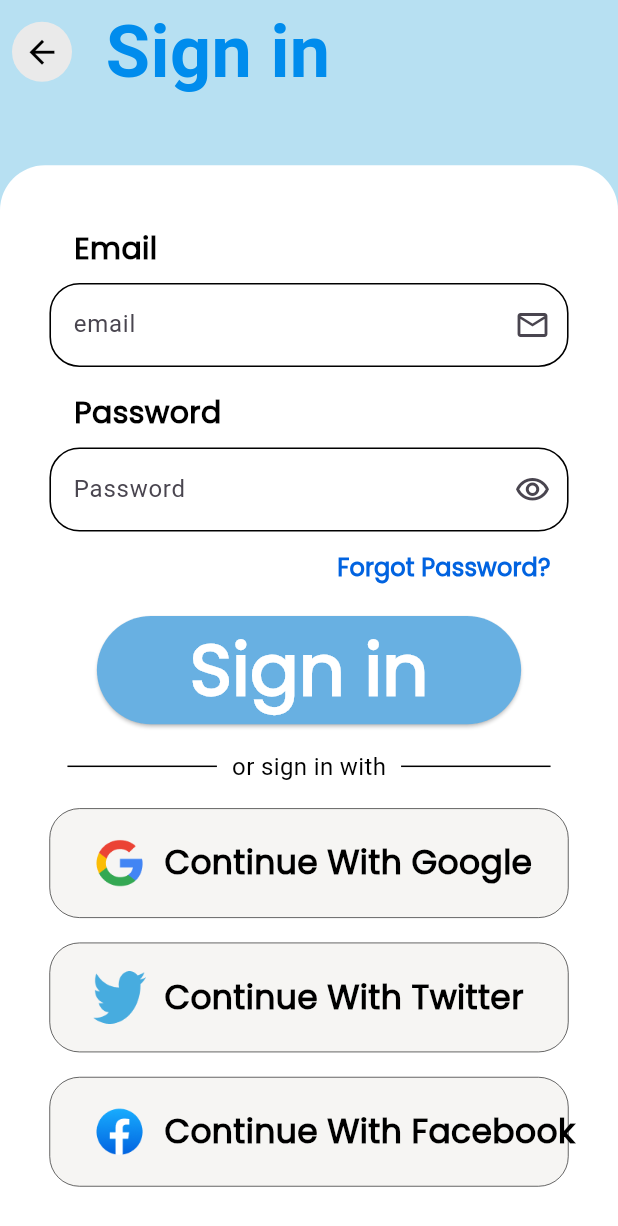
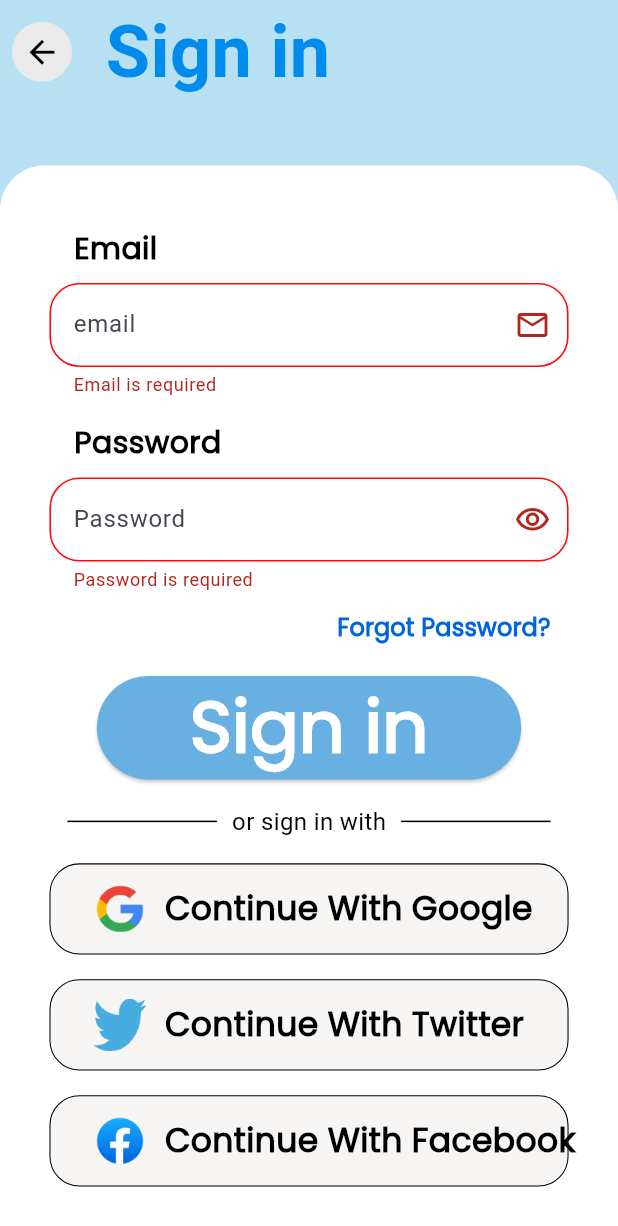
Before and after one commit to hesham81/travel-go, a Flutter app: the SignIn screen opened by its route, after a tap on "Sign in", on a phone screen of 412 x 824 dp. Shown: the top 1226 px of the screen. Run offline on Flutter 3.47's test engine with Material 3 defaults, Android fonts, the light colour scheme and no system bars.

Commit message:
creating validations by using validator.dart

```diff
--- /dev/null
+++ b/lib/core/validations/validations.dart
@@ -0,0 +1,36 @@
+abstract class Validations {
+  static String? validateEmail(String? value) {
+    if (value == null || value.isEmpty) {
+      return 'Email is required';
+    }
+    final emailRegex = RegExp(r'^[\w-]+(\.[\w-]+)*@([\w-]+\.)+[a-zA-Z]{2,7}$');
+    if (!emailRegex.hasMatch(value)) {
+      return 'Invalid email format';
+    }
+    return null;
+  }
+
+  static String? validatePassword(String? value) {
+    if (value == null || value.isEmpty) {
+      return 'Password is required';
+    }
+    if (value.length < 6) {
+      return 'Password must be at least 6 characters';
+    }
+    return null;
+  }
+
+  static String? validateName(String? value) {
+    if (value == null || value.isEmpty) {
+      return 'Name is required';
+    }
+    return null;
+  }
+
+  static String? validatePhone(String? value) {
+    if (value == null || value.isEmpty) {
+      return 'Phone is required';
+    }
+    return null;
+  }
+}
--- a/lib/core/widget/custom_text_form_field.dart
+++ b/lib/core/widget/custom_text_form_field.dart
@@ -1,11 +1,15 @@
 import 'package:flutter/material.dart';
 import '/core/theme/app_colors.dart';
+
+typedef Validator = String? Function(String? value);
 
 class CustomTextFormField extends StatefulWidget {
   final String hintText;
   final IconData? prefixIcon;
   final IconData? suffixIcon;
   final bool? isPassword;
+  final Validator? validation;
+  final TextEditingController? controller;
 
   const CustomTextFormField({
     super.key,
@@ -13,6 +17,8 @@ class CustomTextFormField extends StatefulWidget {
     this.prefixIcon,
     this.suffixIcon,
     this.isPassword,
+    this.validation,
+    this.controller,
   });
 
   @override
@@ -25,6 +31,8 @@ class _CustomTextFormFieldState extends State<CustomTextFormField> {
   @override
   Widget build(BuildContext context) {
     return TextFormField(
+      controller: widget.controller,
+      validator: widget.validation,
       obscureText: visible,
       obscuringCharacter: "*",
       decoration: InputDecoration(
--- a/lib/core/widget/social_media_login.dart
+++ b/lib/core/widget/social_media_login.dart
@@ -19,7 +19,7 @@ class SocialMediaLogin extends StatelessWidget {
       decoration: BoxDecoration(
         border: Border.all(
           color: AppColors.blackColor,
-          width: 0.4,
+          width: 0.7,
         ),
         color: AppColors.alabasterWhiteColor,
         borderRadius: BorderRadius.circular(20),
--- a/lib/main.dart
+++ b/lib/main.dart
@@ -22,7 +22,7 @@ class MyApp extends StatelessWidget {
       theme: AppTheme.lightTheme,
       routes: {
         FirstScreen.routeName: (context) => const FirstScreen(),
-        SignIn.routeName: (context) => const SignIn(),
+        SignIn.routeName: (context) =>  SignIn(),
       },
     );
   }
--- a/lib/modules/sign_in/pages/sign_in.dart
+++ b/lib/modules/sign_in/pages/sign_in.dart
@@ -1,4 +1,5 @@
 import 'package:flutter/material.dart';
+import 'package:travel_go/core/validations/validations.dart';
 import '/core/constant/app_assets.dart';
 import '/core/extensions/align.dart';
 import '/core/extensions/extensions.dart';
@@ -13,13 +14,19 @@ import '/core/widget/social_media_login.dart';
 
 class SignIn extends StatelessWidget {
   static const routeName = '/sign-in';
+  var formKey = GlobalKey<FormState>();
+  var emailController = TextEditingController();
+  var passwordController = TextEditingController();
 
-  const SignIn({super.key});
+  SignIn({super.key});
 
   @override
   Widget build(BuildContext context) {
     return Scaffold(
-      body: Column(
+      resizeToAvoidBottomInset: true,
+      body: Form(
+        key: formKey,
+        child: Column(
           crossAxisAlignment: CrossAxisAlignment.stretch,
           children: [
             SafeArea(
@@ -59,6 +66,9 @@ class SignIn extends StatelessWidget {
                     CustomTextFormField(
                       hintText: 'email',
                       suffixIcon: Icons.email_outlined,
+                      validation: (value) {
+                        return Validations.validateEmail(value);
+                      },
                     ),
                     0.02.height.hSpace,
                     Label(
@@ -68,6 +78,9 @@ class SignIn extends StatelessWidget {
                     CustomTextFormField(
                       hintText: "Password",
                       isPassword: true,
+                        validation: (value) {
+                          return Validations.validatePassword(value);
+                        }
                     ),
                     CustomTextButton(
                       onPressed: () {},
@@ -76,9 +89,13 @@ class SignIn extends StatelessWidget {
                     0.01.height.hSpace,
                     CustomElevatedButton(
                       text: "Sign in",
-                    onPressed: () {},
+                      onPressed: () {
+                        if (formKey.currentState!.validate()) {
+                          print("Done");
+                        }
+                      },
                       padding: EdgeInsets.symmetric(
-                      vertical: 0.002.height,
+                        vertical: 0,
                         horizontal: 0.15.width,
                       ),
                     ).center,
@@ -118,6 +135,7 @@ class SignIn extends StatelessWidget {
             )
           ],
         ),
+      ),
     );
   }
 }
```
Lines whose indentation alone changed are shown as unchanged.
